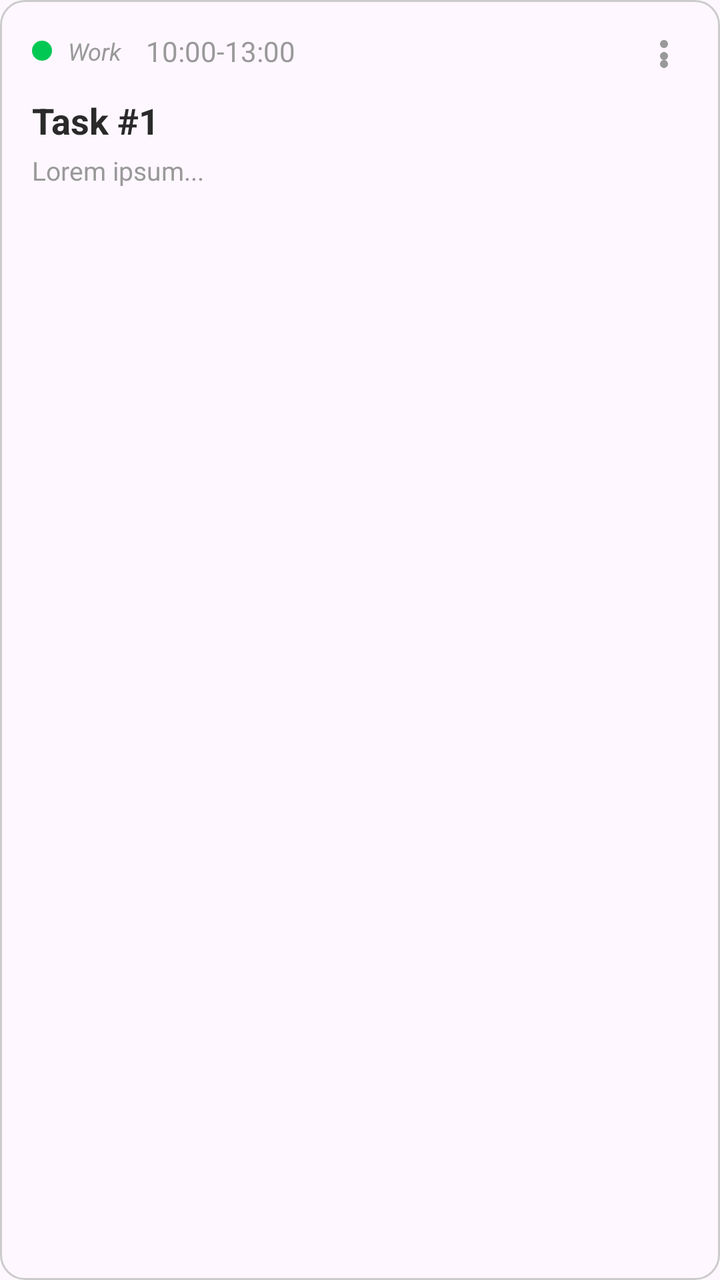
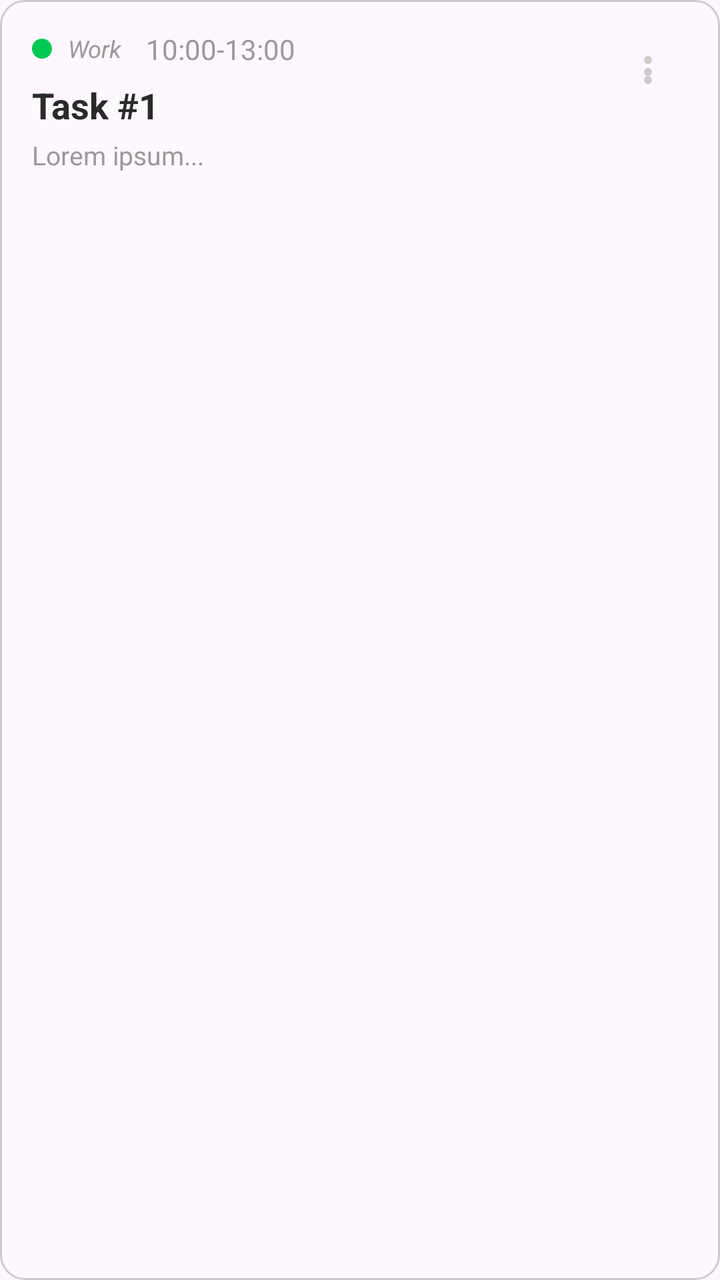

The first picture is an Android layout as it rendered before a commit; the second is the same layout after the commit. The layout source and the unified diff follow.
<!-- AndroidManifest.xml: application theme Theme.ClendApp -->
<!-- res/layout/item_task_card.xml -->
<?xml version="1.0" encoding="utf-8"?>
<LinearLayout xmlns:android="http://schemas.android.com/apk/res/android"
    xmlns:app="http://schemas.android.com/apk/res-auto"
    android:layout_width="match_parent"
    android:layout_height="wrap_content"
    android:layout_marginBottom="16dp"
    android:background="@drawable/bg_section_outline"
    android:orientation="vertical"
    android:padding="16dp">

    <RelativeLayout
        android:layout_width="match_parent"
        android:layout_height="wrap_content"
        android:layout_marginBottom="8dp">

        <LinearLayout
            android:layout_width="wrap_content"
            android:layout_height="wrap_content"
            android:gravity="center_vertical"
            android:orientation="horizontal">

            <View
                android:id="@+id/view_category_indicator"
                android:layout_width="10dp"
                android:layout_height="10dp"
                android:background="@drawable/bg_profile_circle"
                android:backgroundTint="#00C853" />

            <TextView
                android:id="@+id/tv_task_category"
                android:layout_width="wrap_content"
                android:layout_height="wrap_content"
                android:layout_marginStart="8dp"
                android:text="Work"
                android:textColor="@color/text_light"
                android:textSize="12sp"
                android:textStyle="italic" />

            <TextView
                android:id="@+id/tv_task_time"
                android:layout_width="wrap_content"
                android:layout_height="wrap_content"
                android:layout_marginStart="12dp"
                android:text="10:00-13:00"
                android:textColor="@color/text_light"
                android:textSize="14sp" />

            <ImageView
                android:id="@+id/iv_status_icon"
                android:layout_width="16dp"
                android:layout_height="16dp"
                android:layout_marginStart="8dp"
                android:src="@drawable/ic_check"
                android:visibility="gone"
                android:contentDescription="@string/app_name" />
        </LinearLayout>

        <ImageButton
            android:id="@+id/btn_task_options"
            android:layout_width="24dp"
            android:layout_height="24dp"
            android:layout_alignParentEnd="true"
            android:background="?attr/selectableItemBackgroundBorderless"
            android:src="@drawable/ic_more_vert"
            android:tag="task_options_button"
            android:contentDescription="@string/app_name"
            app:tint="@color/text_light" />
    </RelativeLayout>

    <TextView
        android:id="@+id/tv_task_title"
        android:layout_width="wrap_content"
        android:layout_height="wrap_content"
        android:text="Task #1"
        android:textColor="@color/text_dark"
        android:textSize="18sp"
        android:textStyle="bold" />

    <TextView
        android:id="@+id/tv_task_description"
        android:layout_width="match_parent"
        android:layout_height="wrap_content"
        android:layout_marginTop="4dp"
        android:text="Lorem ipsum..."
        android:textColor="@color/text_light"
        android:textSize="13sp" />
</LinearLayout>
<!-- resources referenced by this layout -->
<resources>
  <color name="text_dark">#2A2A2A</color>
  <color name="text_light">#999999</color>
  <!-- drawable bg_profile_circle (drawable) -->
  <?xml version="1.0" encoding="utf-8"?>
  <shape xmlns:android="http://schemas.android.com/apk/res/android" android:shape="oval">
      <solid android:color="#E0E0E0" />
  </shape>
  <!-- drawable bg_section_outline (drawable) -->
  <?xml version="1.0" encoding="utf-8"?>
  <shape xmlns:android="http://schemas.android.com/apk/res/android">
      <stroke android:width="1dp" android:color="@color/text_muted" />
      <corners android:radius="12dp" />
      <solid android:color="@android:color/transparent" />
  </shape>
  <!-- drawable ic_check (drawable) -->
  <vector xmlns:android="http://schemas.android.com/apk/res/android" android:height="24dp" android:tint="#000000" android:viewportHeight="24" android:viewportWidth="24" android:width="24dp">
        
      <path android:fillColor="@android:color/white" android:pathData="M12,2C6.48,2 2,6.48 2,12s4.48,10 10,10 10,-4.48 10,-10S17.52,2 12,2zM10,17l-5,-5 1.41,-1.41L10,14.17l7.59,-7.59L19,8l-9,9z"/>
      
  </vector>
  <!-- drawable ic_more_vert (drawable) -->
  <vector xmlns:android="http://schemas.android.com/apk/res/android"
      android:width="24dp"
      android:height="24dp"
      android:viewportWidth="24"
      android:viewportHeight="24">
      <path
          android:fillColor="#000000"
          android:pathData="M12,8c1.1,0 2,-0.9 2,-2s-0.9,-2 -2,-2 -2,0.9 -2,2 0.9,2 2,2zM12,10c-1.1,0 -2,0.9 -2,2s0.9,2 2,2 2,-0.9 2,-2 -0.9,-2 -2,-2zM12,14c-1.1,0 -2,0.9 -2,2s0.9,2 2,2 2,-0.9 2,-2 -0.9,-2 -2,-2z"/>
  </vector>
  <string name="app_name">Clend App</string>
  <style name="Theme.ClendApp" parent="Base.Theme.ClendApp" />
  <color name="text_muted">#CCCCCC</color>
  <style name="Base.Theme.ClendApp" parent="Theme.Material3.Light.NoActionBar">
          
          <item name="colorPrimary">@color/primary</item>
          <item name="colorOnPrimary">@color/white</item>
      </style>
  <color name="primary">#7C4DFF</color>
  <color name="white">#FFFFFFFF</color>
</resources>

<!-- the commit's change to res/layout/item_task_card.xml (unified diff, before → after) -->
@@ -1,87 +1,96 @@
 <?xml version="1.0" encoding="utf-8"?>
-<LinearLayout xmlns:android="http://schemas.android.com/apk/res/android"
+<androidx.constraintlayout.widget.ConstraintLayout xmlns:android="http://schemas.android.com/apk/res/android"
     xmlns:app="http://schemas.android.com/apk/res-auto"
     android:layout_width="match_parent"
     android:layout_height="wrap_content"
     android:layout_marginBottom="16dp"
     android:background="@drawable/bg_section_outline"
-    android:orientation="vertical"
     android:padding="16dp">
 
-    <RelativeLayout
-        android:layout_width="match_parent"
+    <View
+        android:id="@+id/view_category_indicator"
+        android:layout_width="10dp"
+        android:layout_height="10dp"
+        android:background="@drawable/bg_profile_circle"
+        android:backgroundTint="#00C853"
+        app:layout_constraintBottom_toBottomOf="@+id/tv_task_category"
+        app:layout_constraintStart_toStartOf="parent"
+        app:layout_constraintTop_toTopOf="@+id/tv_task_category" />
+
+    <TextView
+        android:id="@+id/tv_task_category"
+        android:layout_width="wrap_content"
         android:layout_height="wrap_content"
-        android:layout_marginBottom="8dp">
+        android:layout_marginStart="8dp"
+        android:text="Work"
+        android:textColor="@color/text_light"
+        android:textSize="12sp"
+        android:textStyle="italic"
+        app:layout_constraintStart_toEndOf="@+id/view_category_indicator"
+        app:layout_constraintTop_toTopOf="parent" />
 
-        <LinearLayout
-            android:layout_width="wrap_content"
-            android:layout_height="wrap_content"
-            android:gravity="center_vertical"
-            android:orientation="horizontal">
+    <TextView
+        android:id="@+id/tv_task_time"
+        android:layout_width="wrap_content"
+        android:layout_height="wrap_content"
+        android:layout_marginStart="12dp"
+        android:text="10:00-13:00"
+        android:textColor="@color/text_light"
+        android:textSize="14sp"
+        app:layout_constraintBottom_toBottomOf="@+id/tv_task_category"
+        app:layout_constraintStart_toEndOf="@+id/tv_task_category"
+        app:layout_constraintTop_toTopOf="@+id/tv_task_category" />
 
-            <View
-                android:id="@+id/view_category_indicator"
-                android:layout_width="10dp"
-                android:layout_height="10dp"
-                android:background="@drawable/bg_profile_circle"
-                android:backgroundTint="#00C853" />
+    <ImageView
+        android:id="@+id/iv_status_icon"
+        android:layout_width="16dp"
+        android:layout_height="16dp"
+        android:layout_marginStart="8dp"
+        android:contentDescription="@string/app_name"
+        android:src="@drawable/ic_check"
+        android:visibility="gone"
+        app:layout_constraintBottom_toBottomOf="@+id/tv_task_time"
+        app:layout_constraintStart_toEndOf="@+id/tv_task_time"
+        app:layout_constraintTop_toTopOf="@+id/tv_task_time" />
 
-            <TextView
-                android:id="@+id/tv_task_category"
-                android:layout_width="wrap_content"
-                android:layout_height="wrap_content"
-                android:layout_marginStart="8dp"
-                android:text="Work"
-                android:textColor="@color/text_light"
-                android:textSize="12sp"
-                android:textStyle="italic" />
-
-            <TextView
-                android:id="@+id/tv_task_time"
-                android:layout_width="wrap_content"
-                android:layout_height="wrap_content"
-                android:layout_marginStart="12dp"
-                android:text="10:00-13:00"
-                android:textColor="@color/text_light"
-                android:textSize="14sp" />
-
-            <ImageView
-                android:id="@+id/iv_status_icon"
-                android:layout_width="16dp"
-                android:layout_height="16dp"
-                android:layout_marginStart="8dp"
-                android:src="@drawable/ic_check"
-                android:visibility="gone"
-                android:contentDescription="@string/app_name" />
-        </LinearLayout>
-
-        <ImageButton
-            android:id="@+id/btn_task_options"
-            android:layout_width="24dp"
-            android:layout_height="24dp"
-            android:layout_alignParentEnd="true"
-            android:background="?attr/selectableItemBackgroundBorderless"
-            android:src="@drawable/ic_more_vert"
-            android:tag="task_options_button"
-            android:contentDescription="@string/app_name"
-            app:tint="@color/text_light" />
-    </RelativeLayout>
+    <ImageButton
+        android:id="@+id/btn_task_options"
+        android:layout_width="40dp"
+        android:layout_height="40dp"
+        android:background="?attr/selectableItemBackgroundBorderless"
+        android:contentDescription="@string/app_name"
+        android:padding="8dp"
+        android:scaleType="centerInside"
+        android:src="@drawable/ic_more_vert"
+        app:layout_constraintEnd_toEndOf="parent"
+        app:layout_constraintTop_toTopOf="parent"
+        app:tint="@color/text_muted" />
 
     <TextView
         android:id="@+id/tv_task_title"
-        android:layout_width="wrap_content"
+        android:layout_width="0dp"
         android:layout_height="wrap_content"
+        android:layout_marginTop="8dp"
         android:text="Task #1"
         android:textColor="@color/text_dark"
         android:textSize="18sp"
-        android:textStyle="bold" />
+        android:textStyle="bold"
+        app:layout_constraintEnd_toStartOf="@+id/btn_task_options"
+        app:layout_constraintStart_toStartOf="parent"
+        app:layout_constraintTop_toBottomOf="@+id/tv_task_category" />
 
     <TextView
         android:id="@+id/tv_task_description"
-        android:layout_width="match_parent"
+        android:layout_width="0dp"
         android:layout_height="wrap_content"
         android:layout_marginTop="4dp"
+        android:ellipsize="end"
+        android:maxLines="2"
         android:text="Lorem ipsum..."
         android:textColor="@color/text_light"
-        android:textSize="13sp" />
-</LinearLayout>
+        android:textSize="13sp"
+        app:layout_constraintEnd_toEndOf="parent"
+        app:layout_constraintStart_toStartOf="parent"
+        app:layout_constraintTop_toBottomOf="@+id/tv_task_title" />
+
+</androidx.constraintlayout.widget.ConstraintLayout>
